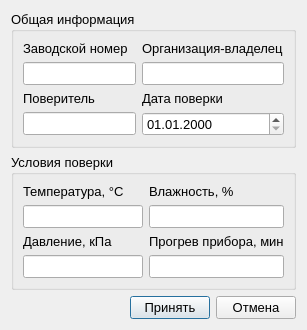
Above: ui/variable_template_fields_form.ui from irsural/calibrator_pc before the change. Below: the same form after it.
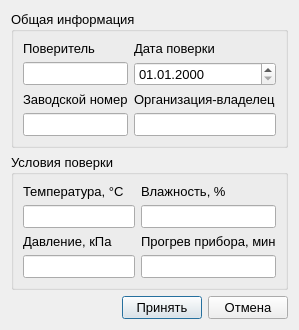
That is the form after the change.

What changed in the file:
```diff
--- a/ui/variable_template_fields_form.ui
+++ b/ui/variable_template_fields_form.ui
@@ -6,7 +6,7 @@
    <rect>
     <x>0</x>
     <y>0</y>
-    <width>307</width>
+    <width>284</width>
     <height>320</height>
    </rect>
   </property>
@@ -27,44 +27,30 @@
      <layout class="QGridLayout" name="gridLayout">
       <item row="0" column="0">
        <layout class="QGridLayout" name="gridLayout_4">
-        <item row="1" column="0">
-         <widget class="QLineEdit" name="serial_number_edit"/>
-        </item>
-        <item row="1" column="1">
-         <widget class="QLineEdit" name="owner_edit"/>
-        </item>
-        <item row="0" column="1">
-         <widget class="QLabel" name="label_2">
-          <property name="text">
-           <string>Организация-владелец</string>
-          </property>
-         </widget>
-        </item>
-        <item row="0" column="0">
-         <widget class="QLabel" name="label_3">
-          <property name="text">
-           <string>Заводской номер</string>
-          </property>
-         </widget>
-        </item>
-        <item row="2" column="0">
-         <widget class="QLabel" name="label">
-          <property name="text">
-           <string>Поверитель</string>
-          </property>
-         </widget>
-        </item>
         <item row="3" column="0">
+         <widget class="QLineEdit" name="serial_number_edit"/>
+        </item>
+        <item row="1" column="0">
          <widget class="QLineEdit" name="user_name_edit"/>
         </item>
         <item row="2" column="1">
+         <widget class="QLabel" name="label_2">
+          <property name="text">
+           <string>Организация-владелец</string>
+          </property>
+         </widget>
+        </item>
+        <item row="3" column="1">
+         <widget class="QLineEdit" name="owner_edit"/>
+        </item>
+        <item row="0" column="1">
          <widget class="QLabel" name="label_4">
           <property name="text">
            <string>Дата поверки</string>
           </property>
          </widget>
         </item>
-        <item row="3" column="1">
+        <item row="1" column="1">
          <widget class="QDateTimeEdit" name="date_edit">
           <property name="readOnly">
            <bool>false</bool>
@@ -83,6 +69,20 @@
           </property>
          </widget>
         </item>
+        <item row="2" column="0">
+         <widget class="QLabel" name="label_3">
+          <property name="text">
+           <string>Заводской номер</string>
+          </property>
+         </widget>
+        </item>
+        <item row="0" column="0">
+         <widget class="QLabel" name="label">
+          <property name="text">
+           <string>Поверитель</string>
+          </property>
+         </widget>
+        </item>
        </layout>
       </item>
      </layout>
```
